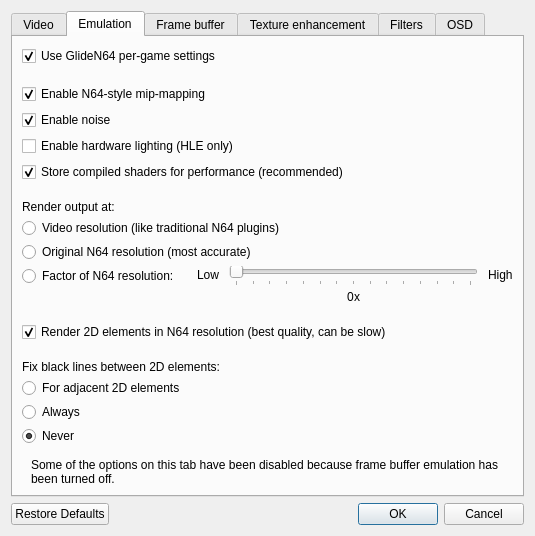
gonetz/GLideN64, file src/GLideNUI/configDialog.ui: the form before one commit.
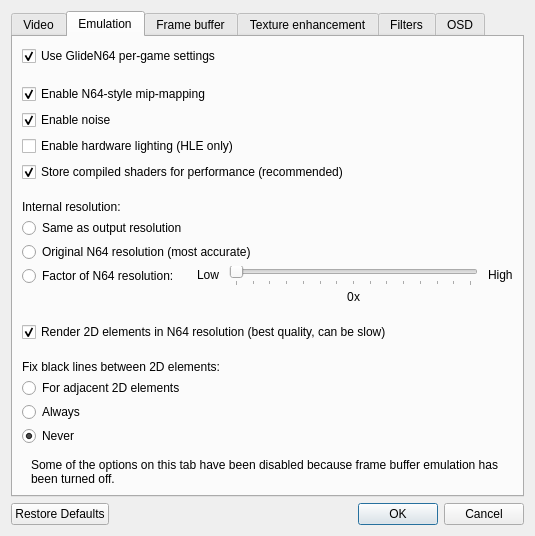
The form after the commit. The open tabs and pages were chosen to show the change. Icons and pictures are not drawn.

Commit message: Rename "Render output at" to "Internal resolution". Support new radio buttons in code.

Patch:
```diff
--- a/src/GLideNUI/configDialog.ui
+++ b/src/GLideNUI/configDialog.ui
@@ -1017,7 +1017,7 @@
               <string>&lt;html&gt;&lt;head/&gt;&lt;body&gt;&lt;p&gt;This option limits the rendered size of the output to a factor of the original N64 resolution. 1x is the original N64 resolution. Rendered images will be scaled to fit the screen.&lt;/p&gt;&lt;p&gt;0x renders the game at the size of the selected resolution, like traditional N64 emulators.&lt;/p&gt;&lt;/body&gt;&lt;/html&gt;</string>
              </property>
              <property name="text">
-              <string>&lt;html&gt;&lt;head/&gt;&lt;body&gt;&lt;p&gt;Render output at:&lt;/p&gt;&lt;/body&gt;&lt;/html&gt;</string>
+              <string>&lt;html&gt;&lt;head/&gt;&lt;body&gt;&lt;p&gt;Internal resolution:&lt;/p&gt;&lt;/body&gt;&lt;/html&gt;</string>
              </property>
              <property name="buddy">
               <cstring>resolutionFactorSlider</cstring>
@@ -1027,7 +1027,7 @@
            <item>
             <widget class="QRadioButton" name="factor0xRadioButton">
              <property name="text">
-              <string>Video resolution (like traditional N64 plugins)</string>
+              <string>Same as output resolution</string>
              </property>
              <attribute name="buttonGroup">
               <string notr="true">factorButtonGroup</string>
```
The commit also changes 1 other file.
